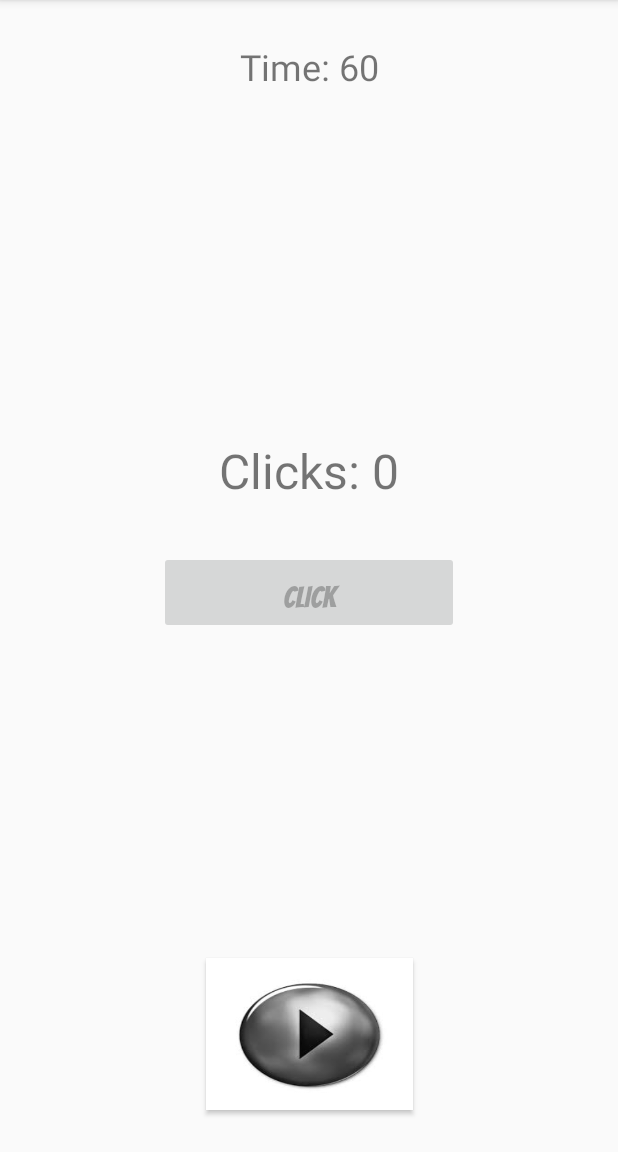
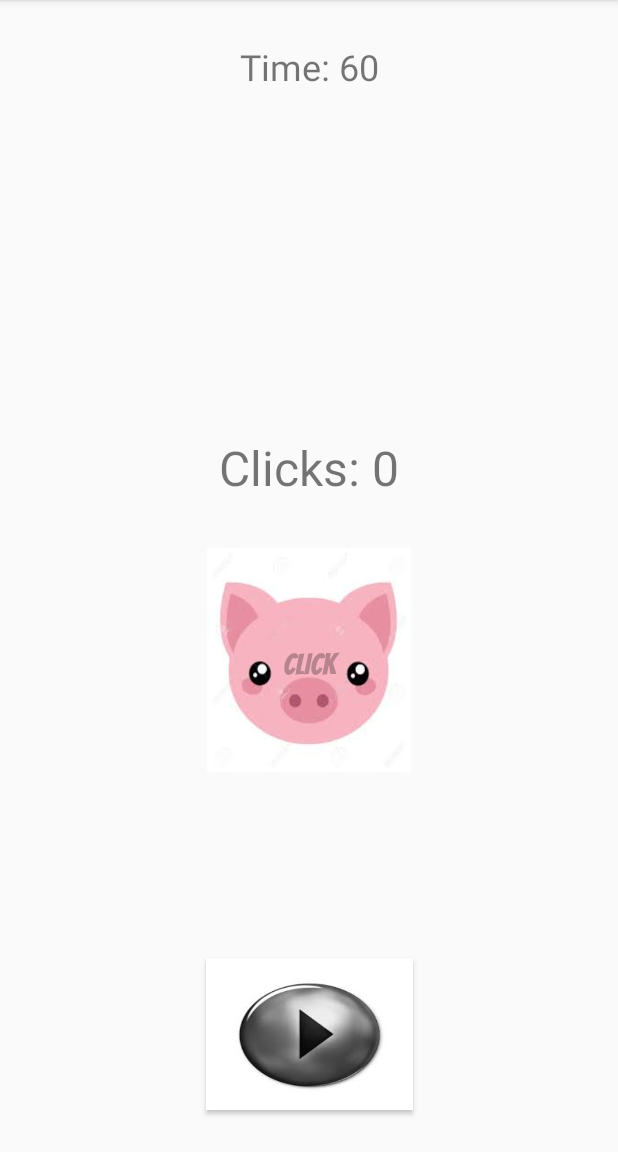
Before and after one commit to microphone0/ClickerGame, an Android app: the screen it shows after launch (GameActivity), on a phone screen of 412 x 824 dp, the part 84-1236 px from its top. Run offline under Robolectric (Android 15) with nearby library versions, the phone set to English and light mode, and no system bars; Roboto replaces fonts that are not available here.

Commit message:
Uh here's some code

```diff
--- a/app/src/main/java/com/example/clickergame/GameActivity.java
+++ b/app/src/main/java/com/example/clickergame/GameActivity.java
@@ -1,5 +1,6 @@
 package com.example.clickergame;
 
+import android.media.MediaPlayer;
 import android.os.CountDownTimer;
 import android.support.v7.app.AppCompatActivity;
 import android.os.Bundle;
@@ -7,15 +8,23 @@ import android.view.View;
 import android.widget.Button;
 import android.widget.TextView;
 
+import java.util.Random;
+
 public class GameActivity extends AppCompatActivity {
 
     private TextView tv_time, tv_clicks;
-    private Button b_click, b_start, bonus;
+    private Button b_click, b_start, bonus, trap;
 
     private CountDownTimer timer;
     private int time = 60;
 
     private int clicks = 0;
+    private int bonusnum = 50;
+    private Random rng = new Random();
+
+    private MediaPlayer appleeating;
+    private MediaPlayer pigsnorting;
+    private MediaPlayer pigsqueal;
 
     @Override
     protected void onCreate(Bundle savedInstanceState) {
@@ -27,12 +36,19 @@ public class GameActivity extends AppCompatActivity {
         b_click = findViewById(R.id.b_click);
         b_start = findViewById(R.id.b_start);
         bonus = findViewById(R.id.bonus);
+        trap = findViewById(R.id.trap);
+        appleeating = MediaPlayer.create(GameActivity.this, R.raw.applebite);
+        appleeating.setVolume(1000,1000);
+        pigsnorting = MediaPlayer.create(GameActivity.this, R.raw.snorting);
+        pigsnorting.setVolume(50,50);
+        pigsqueal = MediaPlayer.create(GameActivity.this, R.raw.squeal);
 
         b_start.setEnabled(true);
         b_click.setEnabled(false);
         bonus.setEnabled(false);
+        trap.setEnabled(false);
 
-        timer = new CountDownTimer(30000, 1000) {
+        timer = new CountDownTimer(60000, 1000) {
             @Override
             public void onTick(long millisUntilFinished) {
                 time--;
@@ -44,14 +60,53 @@ public class GameActivity extends AppCompatActivity {
                 b_start.setEnabled(true);
                 b_click.setEnabled(false);
                 tv_time.setText("Time: 0");
+                bonusnum = 50;
+                appleeating.release();
+                pigsnorting.release();
+                pigsqueal.release();
             }
         };
 
         b_click.setOnClickListener(new View.OnClickListener() {
             @Override
             public void onClick(View v) {
+                int randomnumber = rng.nextInt(bonusnum);
+                if (randomnumber <= clicks) {
+                    randomnumber= clicks+randomnumber+1;
+                }
                 clicks++;
+                pigsnorting.start();
                 tv_clicks.setText("Clicks: " + clicks);
+                if (clicks == bonusnum) {
+                    bonus.setVisibility(View.VISIBLE);
+                    bonus.setEnabled(true);
+                }
+                if (clicks == randomnumber) {
+                    trap.setVisibility(View.VISIBLE);
+                    trap.setEnabled(true);
+                }
+            }
+        });
+
+        bonus.setOnClickListener(new View.OnClickListener() {
+            @Override
+            public void onClick(View v) {
+                appleeating.start();
+                bonusnum*=3;
+                clicks*=2;
+                bonus.setEnabled(false);
+                bonus.setVisibility(View.INVISIBLE);
+            }
+        });
+
+        trap.setOnClickListener(new View.OnClickListener() {
+            @Override
+            public void onClick(View v) {
+                pigsqueal.start();
+                clicks = 0;
+                bonusnum = 50;
+                trap.setEnabled(false);
+                trap.setVisibility(View.INVISIBLE);
             }
         });
 
@@ -62,7 +117,7 @@ public class GameActivity extends AppCompatActivity {
                 b_start.setEnabled(false);
                 b_click.setEnabled(true);
                 clicks = 0;
-                time = 30;
+                time = 60;
                 tv_time.setText("Time: " + time);
                 tv_clicks.setText("Clicks: " + clicks);
             }
--- a/app/src/main/res/layout/activity_game.xml
+++ b/app/src/main/res/layout/activity_game.xml
@@ -40,10 +40,11 @@
 
     <Button
         android:id="@+id/b_click"
-        android:layout_width="200dp"
-        android:layout_height="0dp"
+        android:layout_width="136dp"
+        android:layout_height="149dp"
         android:layout_centerHorizontal="true"
-        android:layout_marginBottom="216dp"
+        android:layout_marginBottom="124dp"
+        android:background="@drawable/pig"
         android:fontFamily="@font/bangers"
         android:text="CLICK"
         android:textSize="20sp"
@@ -81,4 +82,20 @@
         app:layout_constraintStart_toStartOf="parent"
         app:layout_constraintTop_toBottomOf="@+id/b_click" />
 
+    <Button
+        android:id="@+id/trap"
+        android:layout_width="116dp"
+        android:layout_height="80dp"
+        android:layout_marginBottom="8dp"
+        android:layout_marginTop="8dp"
+        android:background="@drawable/reddelicious"
+        android:text="NO!"
+        android:textSize="20sp"
+        android:textStyle="bold|italic"
+        android:visibility="invisible"
+        app:layout_constraintBottom_toTopOf="@+id/b_start"
+        app:layout_constraintEnd_toEndOf="parent"
+        app:layout_constraintStart_toStartOf="parent"
+        app:layout_constraintTop_toBottomOf="@+id/b_click" />
+
 </android.support.constraint.ConstraintLayout>
```
Also changed, not shown: app/src/main/res/drawable/reddelicious.jpg (added), 3 other files.
